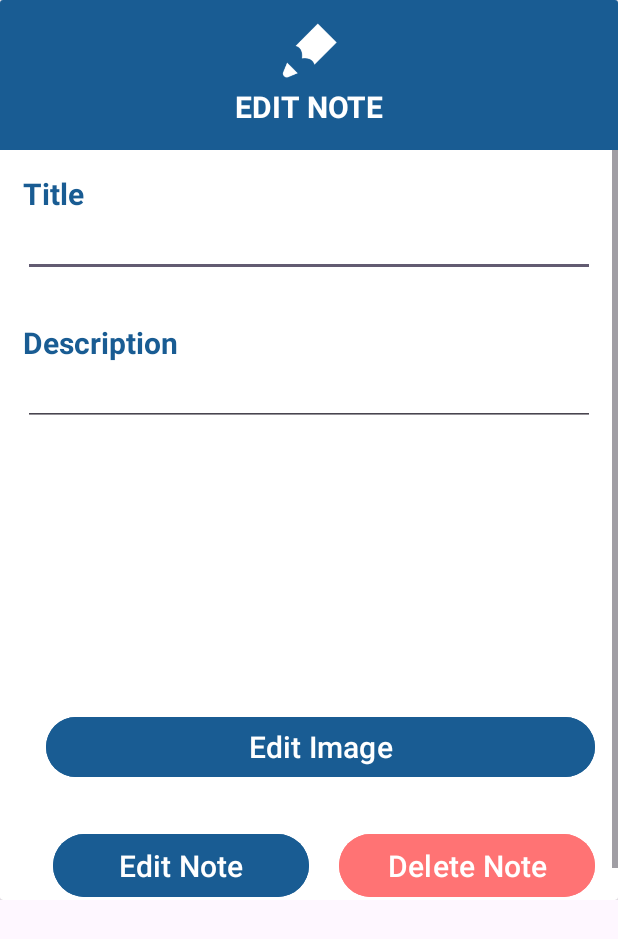
After one commit to FernandoGaribay/Sync-O-Task, an Android app: the layout dialog_edit_note.xml on its own in the app's theme, with its tools: preview values and no code run, on a phone screen of 412 x 824 dp. The commit adds this screen. Shown: the top 939 px of the screen. Run offline under Robolectric (Android 15) with nearby library versions, the phone set to English and light mode, and no system bars; Roboto replaces fonts that are not available here.

Commit message:
Editar notas
Implementacion de editar notas

```diff
--- a/app/build.gradle.kts
+++ b/app/build.gradle.kts
@@ -63,4 +63,6 @@ dependencies {
     implementation ("com.google.code.gson:gson:2.8.9")
 
     implementation("me.tankery.lib:circularSeekBar:1.4.2")
+    implementation ("com.google.firebase:firebase-storage:20.0.0")
+
 }
--- a/app/src/main/java/com/aristidevs/syncotask/ActivityMyNotes.kt
+++ b/app/src/main/java/com/aristidevs/syncotask/ActivityMyNotes.kt
@@ -9,6 +9,8 @@ import androidx.recyclerview.widget.LinearLayoutManager
 import androidx.recyclerview.widget.RecyclerView
 import com.aristidevs.syncotask.activity.DashboardActivity
 import com.aristidevs.syncotask.adapters.myNotesAdapter
+import com.aristidevs.syncotask.dialogs.EditNoteDialog
+import com.aristidevs.syncotask.dialogs.EditTaskDialog
 import com.aristidevs.syncotask.interfaces.onNoteClickListener
 import com.aristidevs.syncotask.objects.NoteProvider
 import com.aristidevs.syncotask.objects.Note
@@ -91,6 +93,8 @@ class ActivityMyNotes : AppCompatActivity(), onNoteClickListener {
     }
     override fun onItemClick(note: Note) {
         showToast("Título: ${note.title}")
+        val editNoteDialog = EditNoteDialog(this, supportFragmentManager)
+        editNoteDialog.showEditNoteDialog(note)
     }
 
     private fun showToast(message: String) {
--- /dev/null
+++ b/app/src/main/java/com/aristidevs/syncotask/activity_edit_note.kt
@@ -0,0 +1,4 @@
+package com.aristidevs.syncotask
+
+class activity_edit_note {
+}
--- /dev/null
+++ b/app/src/main/java/com/aristidevs/syncotask/dialogs/EditNoteDialog.kt
@@ -0,0 +1,128 @@
+package com.aristidevs.syncotask.dialogs
+
+import android.app.Activity
+import android.app.AlertDialog
+import android.content.Context
+import android.content.Intent
+import android.net.Uri
+import android.provider.MediaStore
+import android.view.LayoutInflater
+import android.widget.Button
+import android.widget.EditText
+import android.widget.ImageView
+import android.widget.Toast
+import androidx.fragment.app.FragmentManager
+import com.aristidevs.syncotask.R
+import com.aristidevs.syncotask.objects.Note
+import com.google.firebase.database.FirebaseDatabase
+import com.google.firebase.storage.FirebaseStorage
+import java.text.SimpleDateFormat
+import java.util.Date
+import java.util.Locale
+
+class EditNoteDialog(private val context: Context, private val fragmentManager: FragmentManager) {
+
+    private lateinit var mAlertDialog: AlertDialog
+    private lateinit var noteId: String
+    private lateinit var title: EditText
+    private lateinit var description: EditText
+    private lateinit var btnEditNote: Button
+    private lateinit var btnDeleteNote: Button
+    private lateinit var btnSelectImage: Button
+    private var imageUri: Uri? = null
+    private lateinit var imageNote: ImageView
+
+    companion object {
+        private const val PICK_IMAGE_REQUEST = 1
+    }
+
+    fun showEditNoteDialog(note: Note) {
+        initViews(note)
+        initListeners(note)
+    }
+
+    private fun initViews(note: Note) {
+        val mDialogView = LayoutInflater.from(context).inflate(R.layout.dialog_edit_note, null)
+        val mBuilder = AlertDialog.Builder(context).setView(mDialogView)
+        mAlertDialog = mBuilder.show()
+
+        noteId = note.noteId!!
+        title = mDialogView.findViewById(R.id.textTitle)
+        description = mDialogView.findViewById(R.id.textDescription)
+        btnEditNote = mDialogView.findViewById(R.id.btnEditNote)
+        btnDeleteNote = mDialogView.findViewById(R.id.btnDeleteNote)
+        imageNote = mDialogView.findViewById(R.id.imageNote)
+        btnSelectImage = mDialogView.findViewById(R.id.btnEditImage)
+
+        title.setText(note.title)
+        description.setText(note.description)
+    }
+
+    private fun initListeners(note: Note) {
+        btnSelectImage.setOnClickListener {
+            val intent = Intent(Intent.ACTION_PICK, MediaStore.Images.Media.EXTERNAL_CONTENT_URI)
+            (context as Activity).startActivityForResult(intent, PICK_IMAGE_REQUEST)
+        }
+
+        btnEditNote.setOnClickListener {
+            if (title.text.isEmpty()) {
+                showToast("Por favor, ingrese un título.")
+            } else {
+                val newNote = Note(
+                    noteId,
+                    title.text.toString(),
+                    description.text.toString(),
+                    SimpleDateFormat("dd/MM/yyyy", Locale.getDefault()).format(Date())
+                )
+
+                val dbRef = FirebaseDatabase.getInstance().getReference("Notes").child(noteId)
+                dbRef.setValue(newNote).addOnCompleteListener { taskResult ->
+                    if (taskResult.isSuccessful) {
+                        imageUri?.let { uri ->
+                            uploadImageToFirebaseStorage(uri, noteId) { imageUrl ->
+                                dbRef.child("imageUrl").setValue(imageUrl)
+                                showToast("Nota: " + newNote.title + " actualizada.")
+                            }
+                        } ?: showToast("Nota: " + newNote.title + " actualizada.")
+                    } else {
+                        showToast("Error al actualizar la nota: " + taskResult.exception?.message)
+                    }
+                }
+                mAlertDialog.dismiss()
+            }
+        }
+
+        btnDeleteNote.setOnClickListener {
+            val dbRef = FirebaseDatabase.getInstance().getReference("Notes").child(noteId)
+            val noteDeleted = dbRef.removeValue()
+            noteDeleted.addOnSuccessListener {
+                showToast("Nota: \"" + note.title + "\" eliminada.")
+            }.addOnFailureListener { error ->
+                showToast("Hubo un error al eliminar la nota: \"" + note.title + "\"")
+            }
+            mAlertDialog.dismiss()
+        }
+    }
+
+    private fun uploadImageToFirebaseStorage(imageUri: Uri, noteId: String, onSuccess: (String) -> Unit) {
+        val storageRef = FirebaseStorage.getInstance().getReference("NoteImages/$noteId.jpg")
+        storageRef.putFile(imageUri).addOnSuccessListener {
+            storageRef.downloadUrl.addOnSuccessListener { uri ->
+                onSuccess(uri.toString())
+            }
+        }.addOnFailureListener { exception ->
+            showToast("Error al subir la imagen: ${exception.message}")
+        }
+    }
+
+    private fun showToast(message: String) {
+        Toast.makeText(mAlertDialog.context, message, Toast.LENGTH_SHORT).show()
+    }
+
+    fun onActivityResult(requestCode: Int, resultCode: Int, data: Intent?) {
+        if (requestCode == PICK_IMAGE_REQUEST && resultCode == Activity.RESULT_OK && data != null && data.data != null) {
+            imageUri = data.data
+            imageNote.setImageURI(imageUri)
+        }
+    }
+}
--- a/app/src/main/java/com/aristidevs/syncotask/objects/Note.kt
+++ b/app/src/main/java/com/aristidevs/syncotask/objects/Note.kt
@@ -5,6 +5,7 @@ data class Note(
     var title: String,
     var description: String,
     var date: String,
+    var imageUrl: String? = null
 ) {
     constructor() : this(null, "", "", "")
 }
--- /dev/null
+++ b/app/src/main/res/layout/dialog_edit_note.xml
@@ -0,0 +1,291 @@
+<?xml version="1.0" encoding="utf-8"?>
+<androidx.constraintlayout.widget.ConstraintLayout xmlns:android="http://schemas.android.com/apk/res/android"
+    xmlns:app="http://schemas.android.com/apk/res-auto"
+    xmlns:tools="http://schemas.android.com/tools"
+    android:layout_width="match_parent"
+    android:layout_height="600dp">
+
+    <androidx.cardview.widget.CardView
+        android:layout_width="match_parent"
+        android:layout_height="wrap_content"
+        app:layout_constraintBottom_toBottomOf="parent"
+        app:layout_constraintEnd_toEndOf="parent"
+        app:layout_constraintStart_toStartOf="parent"
+        app:layout_constraintTop_toTopOf="parent">
+
+        <androidx.constraintlayout.widget.ConstraintLayout
+            android:layout_width="match_parent"
+            android:layout_height="match_parent">
+
+            <androidx.constraintlayout.widget.ConstraintLayout
+                android:id="@+id/constraintLayout5"
+                android:layout_width="match_parent"
+                android:layout_height="100dp"
+                app:layout_constraintEnd_toEndOf="parent"
+                app:layout_constraintStart_toStartOf="parent"
+                app:layout_constraintTop_toTopOf="parent">
+
+                <View
+                    android:id="@+id/view5"
+                    android:layout_width="wrap_content"
+                    android:layout_height="100dp"
+                    android:background="@color/dark_blue"
+                    app:layout_constraintEnd_toEndOf="parent"
+                    app:layout_constraintStart_toStartOf="parent"
+                    app:layout_constraintTop_toTopOf="parent" />
+
+                <ImageView
+                    android:id="@+id/imageView8"
+                    android:layout_width="wrap_content"
+                    android:layout_height="0dp"
+                    android:layout_marginTop="15dp"
+                    android:layout_marginBottom="5dp"
+                    android:scaleType="centerInside"
+                    android:src="@drawable/pencil_white"
+                    app:layout_constraintBottom_toTopOf="@+id/textView6"
+                    app:layout_constraintEnd_toEndOf="parent"
+                    app:layout_constraintStart_toStartOf="parent"
+                    app:layout_constraintTop_toTopOf="parent" />
+
+                <TextView
+                    android:id="@+id/textView6"
+                    android:layout_width="wrap_content"
+                    android:layout_height="wrap_content"
+                    android:layout_marginBottom="15dp"
+                    android:text="@string/editTask_lblEditNote"
+                    android:textColor="@color/white"
+                    android:textSize="20sp"
+                    android:textStyle="bold"
+                    app:layout_constraintBottom_toBottomOf="@+id/view5"
+                    app:layout_constraintEnd_toEndOf="parent"
+                    app:layout_constraintStart_toStartOf="parent" />
+            </androidx.constraintlayout.widget.ConstraintLayout>
+
+            <androidx.constraintlayout.widget.ConstraintLayout
+                android:layout_width="match_parent"
+                android:layout_height="500dp"
+                app:layout_constraintEnd_toEndOf="parent"
+                app:layout_constraintStart_toStartOf="parent"
+                app:layout_constraintTop_toBottomOf="@+id/constraintLayout5">
+
+                <LinearLayout
+                    android:layout_width="match_parent"
+                    android:layout_height="0dp"
+                    android:orientation="vertical"
+                    app:layout_constraintEnd_toEndOf="parent"
+                    app:layout_constraintStart_toStartOf="parent"
+                    app:layout_constraintTop_toTopOf="parent">
+
+                    <ScrollView
+                        android:layout_width="match_parent"
+                        android:layout_height="match_parent">
+
+                        <LinearLayout
+                            android:layout_width="match_parent"
+                            android:layout_height="match_parent"
+                            android:orientation="vertical"
+                            android:paddingLeft="15dp"
+                            android:paddingTop="15dp"
+                            android:paddingRight="15dp"
+                            android:paddingBottom="20dp">
+
+                            <LinearLayout
+                                android:layout_width="match_parent"
+                                android:layout_height="match_parent"
+                                android:orientation="vertical">
+
+                                <TextView
+                                    android:layout_width="match_parent"
+                                    android:layout_height="wrap_content"
+                                    android:text="@string/editTask_lblTitle"
+                                    android:textColor="@color/dark_blue"
+                                    android:textSize="20sp"
+                                    android:textStyle="bold" />
+
+                                <EditText
+                                    android:id="@+id/textTitle"
+                                    android:layout_width="match_parent"
+                                    android:layout_height="wrap_content"
+                                    android:textSize="15sp" />
+                            </LinearLayout>
+
+                            <LinearLayout
+                                android:layout_width="match_parent"
+                                android:layout_height="match_parent"
+                                android:layout_marginTop="10dp"
+                                android:orientation="vertical">
+
+
+                            </LinearLayout>
+
+                            <LinearLayout
+                                android:layout_width="match_parent"
+                                android:layout_height="match_parent"
+                                android:layout_marginTop="10dp"
+                                android:orientation="vertical">
+
+                                <LinearLayout
+                                    android:layout_width="match_parent"
+                                    android:layout_height="match_parent"
+                                    android:orientation="horizontal">
+
+                                    <LinearLayout
+                                        android:layout_width="match_parent"
+                                        android:layout_height="match_parent"
+                                        android:layout_marginRight="15dp"
+                                        android:layout_weight="1"
+                                        android:orientation="vertical">
+
+
+                                    </LinearLayout>
+
+                                    <LinearLayout
+                                        android:layout_width="match_parent"
+                                        android:layout_height="match_parent"
+                                        android:layout_marginLeft="15dp"
+                                        android:layout_weight="1"
+                                        android:orientation="vertical">
+
+
+                                    </LinearLayout>
+
+                                </LinearLayout>
+
+                            </LinearLayout>
+
+                            <LinearLayout
+                                android:layout_width="match_parent"
+                                android:layout_height="match_parent"
+                                android:layout_marginTop="10dp"
+                                android:orientation="vertical">
+
+                                <TextView
+                                    android:layout_width="match_parent"
+                                    android:layout_height="wrap_content"
+                                    android:text="@string/editTask_lblDescription"
+                                    android:textColor="@color/dark_blue"
+                                    android:textSize="20sp"
+                                    android:textStyle="bold" />
+
+                                <MultiAutoCompleteTextView
+                                    android:id="@+id/textDescription"
+                                    android:layout_width="match_parent"
+                                    android:layout_height="wrap_content"
+                                    android:textSize="15sp" />
+                            </LinearLayout>
+
+                            <LinearLayout
+                                android:layout_width="match_parent"
+                                android:layout_height="match_parent"
+                                android:layout_marginTop="10dp"
+                                android:orientation="vertical">
+
+
+                                <LinearLayout
+                                    android:id="@+id/linearSubTasks"
+                                    android:layout_width="match_parent"
+                                    android:layout_height="wrap_content"
+                                    android:orientation="vertical">
+
+                                </LinearLayout>
+
+
+                            </LinearLayout>
+
+                            <LinearLayout
+                                android:layout_width="match_parent"
+                                android:layout_height="wrap_content"
+                                android:layout_marginTop="10dp"
+                                android:orientation="vertical">
+
+
+                                <ScrollView
+                                    android:layout_width="match_parent"
+                                    android:layout_height="match_parent"
+                                    android:layout_marginTop="10dp">
+
+
+                                </ScrollView>
+
+                            </LinearLayout>
+
+                            <ImageView
+                                android:id="@+id/imageNote"
+                                android:layout_width="wrap_content"
+                                android:layout_height="150dp" />
+
+                            <LinearLayout
+                                android:layout_width="match_parent"
+                                android:layout_height="wrap_content"
+                                android:orientation="horizontal">
+
+                                <Button
+                                    android:id="@+id/btnEditImage"
+                                    android:layout_width="wrap_content"
+                                    android:layout_height="wrap_content"
+                                    android:layout_marginLeft="15dp"
+                                    android:layout_marginTop="10dp"
+                                    android:layout_weight="2"
+                                    android:backgroundTint="@color/dark_blue"
+                                    android:text="@string/editTask_btnEditImage"
+                                    android:textSize="20sp"
+                                    android:theme="@style/Buttons.SyncOTask" />
+                            </LinearLayout>
+
+                            <LinearLayout
+                                android:layout_width="match_parent"
+                                android:layout_height="wrap_content"
+                                android:layout_marginTop="10dp"
+                                android:orientation="vertical">
+
+
+                                <LinearLayout
+                                    android:layout_width="match_parent"
+                                    android:layout_height="wrap_content"
+                                    android:orientation="horizontal">
+
+
+                                </LinearLayout>
+
+                                <LinearLayout
+                                    android:layout_width="match_parent"
+                                    android:layout_height="wrap_content"
+                                    android:layout_marginTop="20dp"
+                                    android:orientation="horizontal">
+
+
+                                    <Button
+                                        android:id="@+id/btnEditNote"
+                                        android:layout_width="match_parent"
+                                        android:layout_height="50dp"
+                                        android:layout_marginLeft="20dp"
+                                        android:layout_weight="1"
+                                        android:backgroundTint="@color/dark_blue"
+                                        android:text="@string/editTask_btnEditNote"
+                                        android:textSize="20sp"
+                                        android:theme="@style/Buttons.SyncOTask" />
+
+                                    <Button
+                                        android:id="@+id/btnDeleteNote"
+                                        android:layout_width="match_parent"
+                                        android:layout_height="50dp"
+                                        android:layout_marginLeft="20dp"
+                                        android:layout_weight="1"
+                                        android:backgroundTint="@color/red"
+                                        android:text="@string/editTask_btnDeleteNote"
+                                        android:textSize="20sp"
+                                        android:theme="@style/Buttons.SyncOTask" />
+
+                                </LinearLayout>
+
+                            </LinearLayout>
+
+                        </LinearLayout>
+                    </ScrollView>
+                </LinearLayout>
+            </androidx.constraintlayout.widget.ConstraintLayout>
+
+        </androidx.constraintlayout.widget.ConstraintLayout>
+
+    </androidx.cardview.widget.CardView>
+</androidx.constraintlayout.widget.ConstraintLayout>
--- a/app/src/main/res/values/strings.xml
+++ b/app/src/main/res/values/strings.xml
@@ -75,6 +75,12 @@
     <string name="editTask_btnEditTask">Edit</string>
     <string name="editTask_btnDeleteTask">Delete</string>
 
+    <!--Activity Edit Note Strings-->
+    <string name="editTask_lblEditNote">EDIT NOTE</string>
+    <string name="editTask_btnDeleteNote">Delete Note</string>
+    <string name="editTask_btnEditNote">Edit Note</string>
+    <string name="editTask_btnEditImage">Edit Image</string>
+
     <!-- Fb Login -->
     <string name="facebook_app_id">494992399534817</string>
     <string name="fb_login_protocol_scheme">fb494992399534817</string>
```
